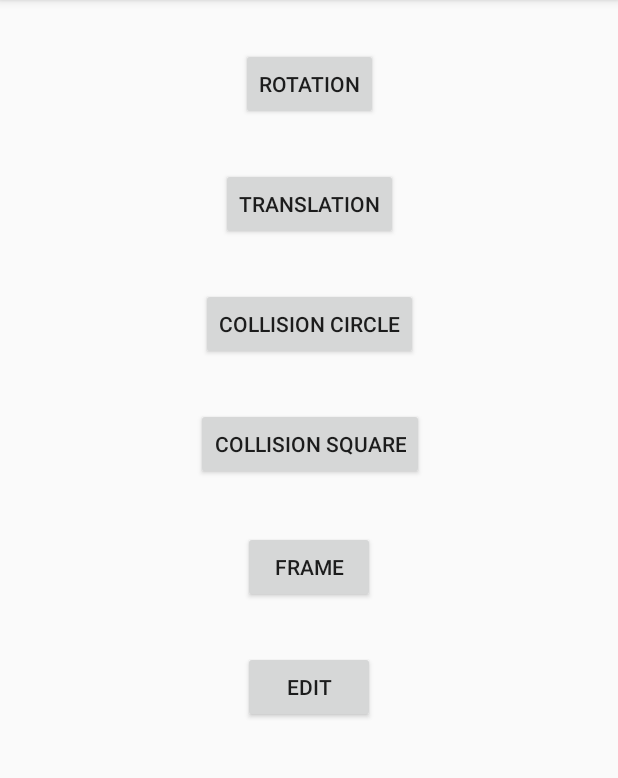
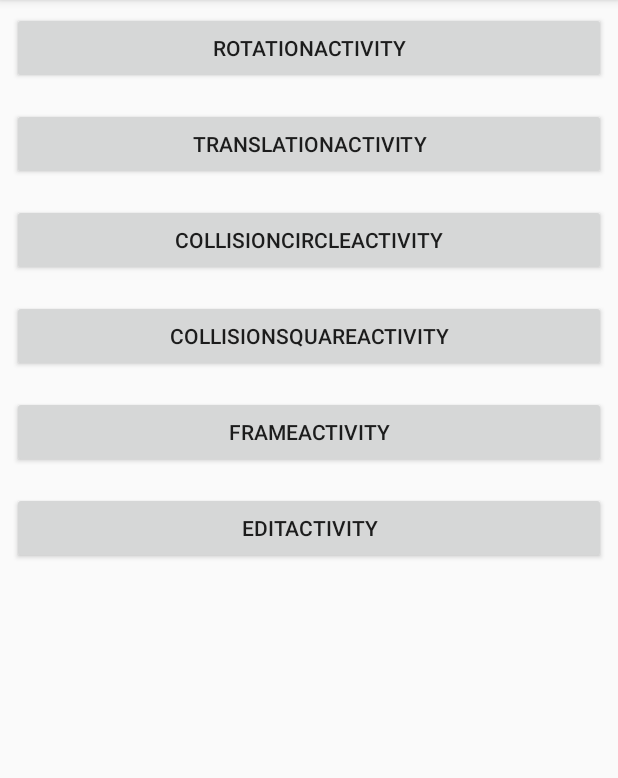
Before and after one commit to cm-kamei-hidetoshi/ImageProcessingSample, an Android app: the screen it shows after launch (MainActivity), on a phone screen of 412 x 824 dp, the part 84-862 px from its top. Run offline under Robolectric (Android 15) with nearby library versions, the phone set to English and light mode, and no system bars.

Commit message:
ページ選択画面を修正

```diff
--- a/app/src/main/java/kamedon/com/imageprocessingsample/page/MainActivity.kt
+++ b/app/src/main/java/kamedon/com/imageprocessingsample/page/MainActivity.kt
@@ -1,8 +1,11 @@
 package kamedon.com.imageprocessingsample.page
 
+import android.app.Activity
 import android.content.Intent
 import android.support.v7.app.AppCompatActivity
 import android.os.Bundle
+import android.support.v7.widget.LinearLayoutManager
+import android.support.v7.widget.RecyclerView
 import kamedon.com.imageprocessingsample.R
 import kamedon.com.imageprocessingsample.page.collision.circle.CollisionCircleActivity
 import kamedon.com.imageprocessingsample.page.collision.square.CollisionSquareActivity
@@ -10,29 +13,37 @@ import kamedon.com.imageprocessingsample.page.edit.EditActivity
 import kamedon.com.imageprocessingsample.page.frame.FrameActivity
 import kamedon.com.imageprocessingsample.page.rotation.RotationActivity
 import kamedon.com.imageprocessingsample.page.translation.TranslationActivity
+import kotlin.reflect.KClass
 
 class MainActivity : AppCompatActivity() {
+
+    val recyclerView by lazy {
+        findViewById(R.id.recyclerView) as RecyclerView
+    }
 
     override fun onCreate(savedInstanceState: Bundle?) {
         super.onCreate(savedInstanceState)
         setContentView(R.layout.activity_main)
-        findViewById(R.id.btnRotation).setOnClickListener {
-            startActivity(Intent(applicationContext, RotationActivity::class.java))
-        }
-        findViewById(R.id.btnTranslation).setOnClickListener {
-            startActivity(Intent(applicationContext, TranslationActivity::class.java))
-        }
-        findViewById(R.id.btnCollisionCircle).setOnClickListener {
-            startActivity(Intent(applicationContext, CollisionCircleActivity::class.java))
-        }
-        findViewById(R.id.btnCollisionSquare).setOnClickListener {
-            startActivity(Intent(applicationContext, CollisionSquareActivity::class.java))
-        }
-        findViewById(R.id.btnFrame).setOnClickListener {
-            startActivity(Intent(applicationContext, FrameActivity::class.java))
-        }
-        findViewById(R.id.btnEdit).setOnClickListener {
-            startActivity(Intent(applicationContext, EditActivity::class.java))
-        }
+        recyclerView.adapter = PageAdapter(this)
+        recyclerView.layoutManager = LinearLayoutManager(this)
+
+//        findViewById(R.id.btnRotation).setOnClickListener {
+//            startActivity(Intent(applicationContext, RotationActivity::class.java))
+//        }
+//        findViewById(R.id.btnTranslation).setOnClickListener {
+//            startActivity(Intent(applicationContext, TranslationActivity::class.java))
+//        }
+//        findViewById(R.id.btnCollisionCircle).setOnClickListener {
+//            startActivity(Intent(applicationContext, CollisionCircleActivity::class.java))
+//        }
+//        findViewById(R.id.btnCollisionSquare).setOnClickListener {
+//            startActivity(Intent(applicationContext, CollisionSquareActivity::class.java))
+//        }
+//        findViewById(R.id.btnFrame).setOnClickListener {
+//            startActivity(Intent(applicationContext, FrameActivity::class.java))
+//        }
+//        findViewById(R.id.btnEdit).setOnClickListener {
+//        startActivity(Intent(applicationContext, EditActivity::class.java))
+//        }
     }
 }
--- /dev/null
+++ b/app/src/main/java/kamedon/com/imageprocessingsample/page/PageAdapter.kt
@@ -0,0 +1,62 @@
+package kamedon.com.imageprocessingsample.page
+
+import android.app.Activity
+import android.content.Context
+import android.content.Intent
+import android.support.v7.widget.RecyclerView
+import android.view.LayoutInflater
+import android.view.View
+import android.view.ViewGroup
+import android.widget.Button
+import kamedon.com.imageprocessingsample.page.collision.circle.CollisionCircleActivity
+import kamedon.com.imageprocessingsample.page.collision.square.CollisionSquareActivity
+import kamedon.com.imageprocessingsample.page.edit.EditActivity
+import kamedon.com.imageprocessingsample.page.frame.FrameActivity
+import kamedon.com.imageprocessingsample.page.rotation.RotationActivity
+import kamedon.com.imageprocessingsample.page.translation.TranslationActivity
+import kotlin.reflect.KClass
+import android.widget.TextView
+import kamedon.com.imageprocessingsample.R
+
+
+/**
+ * Created by kamei.hidetoshi on 2017/04/19.
+ */
+
+sealed class Page(val activity: Class<out Activity>) {
+    fun title() = activity.simpleName
+}
+
+object RotationPage : Page(RotationActivity::class.java)
+object TranslationPage : Page(TranslationActivity::class.java)
+object CollisionCirclePage : Page(CollisionCircleActivity::class.java)
+object CollisionSquarePage : Page(CollisionSquareActivity::class.java)
+object FramePage : Page(FrameActivity::class.java)
+object EditPage : Page(EditActivity::class.java)
+
+
+class PageAdapter(val context: Context) : RecyclerView.Adapter<PageAdapter.ViewHolder>() {
+    val pages = listOf(RotationPage, TranslationPage, CollisionCirclePage, CollisionSquarePage, FramePage, EditPage)
+    val inflater = LayoutInflater.from(context)
+
+
+    override fun onBindViewHolder(holder: ViewHolder, position: Int) {
+        holder.bind(pages[position])
+        holder.textView.setOnClickListener { context.startActivity(Intent(context, pages[position].activity)) }
+    }
+
+    override fun getItemCount(): Int = pages.size
+
+    override fun onCreateViewHolder(parent: ViewGroup, viewType: Int): ViewHolder = ViewHolder(inflater.inflate(R.layout.list_page, parent, false))
+
+
+    class ViewHolder(itemView: View) : RecyclerView.ViewHolder(itemView) {
+
+        var textView: Button = itemView.findViewById(R.id.text) as Button
+
+        fun bind(page: Page) {
+            textView.text = page.title()
+        }
+
+    }
+}
--- a/app/src/main/java/kamedon/com/imageprocessingsample/page/frame/FrameActivity.kt
+++ b/app/src/main/java/kamedon/com/imageprocessingsample/page/frame/FrameActivity.kt
@@ -31,6 +31,7 @@ class FrameActivity : RxAppCompatActivity() {
                         Bitmap.createBitmap(250, 250, Bitmap.Config.ARGB_8888).apply {
                             val paint = Paint()
                             paint.xfermode = PorterDuffXfermode(PorterDuff.Mode.CLEAR)
+                            paint.isAntiAlias = true
                             val matrix = Matrix()
                             matrix.postRotate(30f, width / 2f, height / 2f)
                             matrix.postTranslate(150f, 100f)
@@ -41,6 +42,7 @@ class FrameActivity : RxAppCompatActivity() {
                         Bitmap.createBitmap(250, 200, Bitmap.Config.ARGB_8888).apply {
                             val paint = Paint()
                             paint.xfermode = PorterDuffXfermode(PorterDuff.Mode.CLEAR)
+                            paint.isAntiAlias = true
                             val matrix = Matrix()
                             matrix.postRotate(355f, width / 2f, height / 2f)
                             matrix.postTranslate(150f, 550f)
@@ -58,8 +60,8 @@ class FrameActivity : RxAppCompatActivity() {
                 .map {
                     val frame = Frame.define(it) {
                         //フレームで写真を配置する部分を記述
-                        add(DrawRectF(RectF(150f, 100f, 250f + 150f, 250f + 100f), 30f))
-                        add(DrawRectF(RectF(150f, 550f, 250f + 150f, 200f + 550f), 355f))
+                        add(DrawRectF(RectF(149f, 99f, 250f + 151f, 250f + 101f), 30f))
+                        add(DrawRectF(RectF(149f, 549f, 250f + 151f, 200f + 551f), 355f))
                     }
 
                     FrameDrawer.define(frame) {}
@@ -68,12 +70,13 @@ class FrameActivity : RxAppCompatActivity() {
 
         surfaceView.setOnTouchListener { v, event ->
             event?.run {
-                when (action) {
+                when (actionMasked) {
                     MotionEvent.ACTION_DOWN -> {
                         surfaceView.touch(event.x, event.y)
                         return@setOnTouchListener true
                     }
-                    else -> return@setOnTouchListener false
+                    else -> {
+                    }
                 }
             }
             return@setOnTouchListener false
--- a/app/src/main/java/kamedon/com/imageprocessingsample/page/frame/FrameView.kt
+++ b/app/src/main/java/kamedon/com/imageprocessingsample/page/frame/FrameView.kt
@@ -3,8 +3,6 @@ package kamedon.com.imageprocessingsample.page.frame
 import android.content.Context
 import android.graphics.*
 import android.util.AttributeSet
-import android.util.Log
-import android.view.MotionEvent
 import android.view.SurfaceHolder
 import android.view.SurfaceView
 import kamedon.com.imageprocessingsample.util.useCanvas
--- a/app/src/main/res/layout/activity_main.xml
+++ b/app/src/main/res/layout/activity_main.xml
@@ -6,71 +6,18 @@
     android:layout_height="match_parent"
     tools:context="kamedon.com.imageprocessingsample.page.MainActivity">
 
-    <Button
-        android:id="@+id/btnRotation"
-        android:layout_width="wrap_content"
-        android:layout_height="wrap_content"
-        android:layout_marginTop="32dp"
-        android:text="Rotation"
-        app:layout_constraintHorizontal_bias="0.501"
+    <android.support.v7.widget.RecyclerView
+        android:id="@+id/recyclerView"
+        android:layout_width="0dp"
+        android:layout_height="0dp"
+        android:layout_marginBottom="0dp"
+        android:layout_marginLeft="0dp"
+        android:layout_marginRight="0dp"
+        android:layout_marginTop="0dp"
+        app:layout_constraintBottom_toBottomOf="parent"
         app:layout_constraintLeft_toLeftOf="parent"
         app:layout_constraintRight_toRightOf="parent"
         app:layout_constraintTop_toTopOf="parent" />
 
-    <Button
-        android:id="@+id/btnTranslation"
-        android:layout_width="wrap_content"
-        android:layout_height="wrap_content"
-        android:layout_marginTop="32dp"
-        android:text="translation"
-        app:layout_constraintHorizontal_bias="0.501"
-        app:layout_constraintLeft_toLeftOf="parent"
-        app:layout_constraintRight_toRightOf="parent"
-        app:layout_constraintTop_toBottomOf="@+id/btnRotation" />
-
-    <Button
-        android:id="@+id/btnCollisionCircle"
-        android:layout_width="wrap_content"
-        android:layout_height="wrap_content"
-        android:layout_marginTop="32dp"
-        android:text="Collision Circle"
-        app:layout_constraintLeft_toLeftOf="parent"
-        app:layout_constraintRight_toRightOf="parent"
-        app:layout_constraintTop_toBottomOf="@+id/btnTranslation" />
-
-    <Button
-        android:id="@+id/btnCollisionSquare"
-        android:layout_width="wrap_content"
-        android:layout_height="wrap_content"
-        android:layout_marginTop="32dp"
-        android:text="Collision Square"
-        app:layout_constraintLeft_toLeftOf="parent"
-        app:layout_constraintRight_toRightOf="parent"
-        app:layout_constraintTop_toBottomOf="@+id/btnCollisionCircle"
-        app:layout_constraintHorizontal_bias="0.502" />
-
-    <Button
-        android:id="@+id/btnEdit"
-        android:layout_width="wrap_content"
-        android:layout_height="wrap_content"
-        android:layout_marginLeft="8dp"
-        android:layout_marginRight="8dp"
-        android:text="Edit"
-        app:layout_constraintLeft_toLeftOf="parent"
-        app:layout_constraintRight_toRightOf="parent"
-        android:layout_marginTop="32dp"
-        app:layout_constraintTop_toBottomOf="@+id/btnFrame" />
-
-    <Button
-        android:id="@+id/btnFrame"
-        android:layout_width="wrap_content"
-        android:layout_height="48dp"
-        android:text="Frame"
-        android:layout_marginRight="8dp"
-        app:layout_constraintRight_toRightOf="parent"
-        android:layout_marginLeft="8dp"
-        app:layout_constraintLeft_toLeftOf="parent"
-        android:layout_marginTop="34dp"
-        app:layout_constraintTop_toBottomOf="@+id/btnCollisionSquare" />
 
 </android.support.constraint.ConstraintLayout>
--- /dev/null
+++ b/app/src/main/res/layout/list_page.xml
@@ -0,0 +1,14 @@
+<?xml version="1.0" encoding="utf-8"?>
+<LinearLayout xmlns:android="http://schemas.android.com/apk/res/android"
+    xmlns:tools="http://schemas.android.com/tools"
+    android:layout_width="match_parent"
+    android:layout_height="wrap_content"
+    android:orientation="vertical"
+    android:padding="8dp">
+
+    <Button
+        android:id="@+id/text"
+        android:layout_width="match_parent"
+        android:layout_height="wrap_content" />
+
+</LinearLayout>
```
